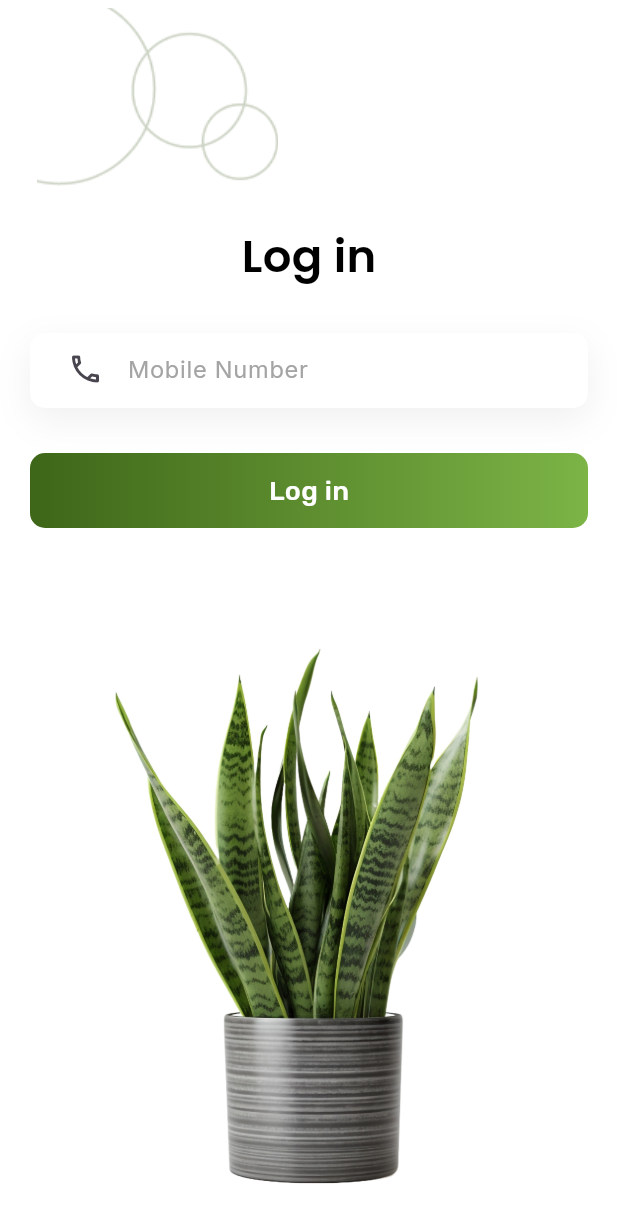
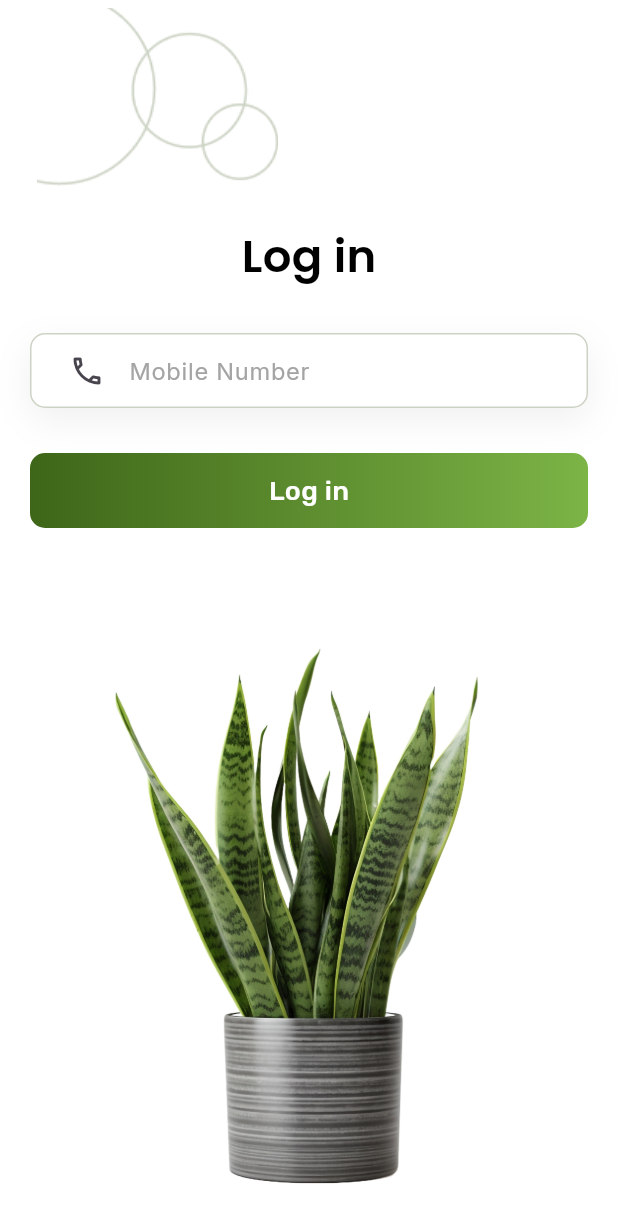
Before and after one commit to Abhishekkhinde/Flutter_Project, a Flutter app: the screen it shows after launch, on a phone screen of 412 x 824 dp. Shown: the top 1223 px of the screen. Run offline on Flutter 3.47's test engine with Material 3 defaults, Android fonts, the phone set to English and light mode, and no system bars; our stand-ins replace flutter_slidable, google_fonts, pie_chart, sqflite; accounts and stored records are empty.

Commit message:
Plant App

```diff
--- a/plant_app/lib/view/loginpage.dart
+++ b/plant_app/lib/view/loginpage.dart
@@ -1,4 +1,5 @@
 import 'package:flutter/material.dart';
+import 'package:flutter/widgets.dart';
 import 'package:google_fonts/google_fonts.dart';
 
 class LoginPage extends StatefulWidget {
@@ -49,6 +50,12 @@ class _LoginPageState extends State<LoginPage> {
               margin: const EdgeInsets.only(left: 20, right: 20),
               height: 50,
               decoration: BoxDecoration(
+                  border: const Border.fromBorderSide(
+                    BorderSide(
+                      color: Color.fromRGBO(204, 211, 196, 1),
+                      width: 1,
+                    ),
+                  ),
                   color: const Color.fromRGBO(255, 255, 255, 1),
                   borderRadius: BorderRadius.circular(10),
                   boxShadow: const [
@@ -71,7 +78,8 @@ class _LoginPageState extends State<LoginPage> {
             ),
             const SizedBox(height: 30),
             // const Spacer(),
-            Container(
+            GestureDetector(
+              child: Container(
                 margin: const EdgeInsets.only(left: 20, right: 20),
                 height: 50,
                 decoration: const BoxDecoration(
@@ -94,6 +102,8 @@ class _LoginPageState extends State<LoginPage> {
                   ),
                 ),
               ),
+              onTap: () {},
+            ),
             const SizedBox(
               height: 53,
             ),
```
Lines whose indentation alone changed are shown as unchanged.
